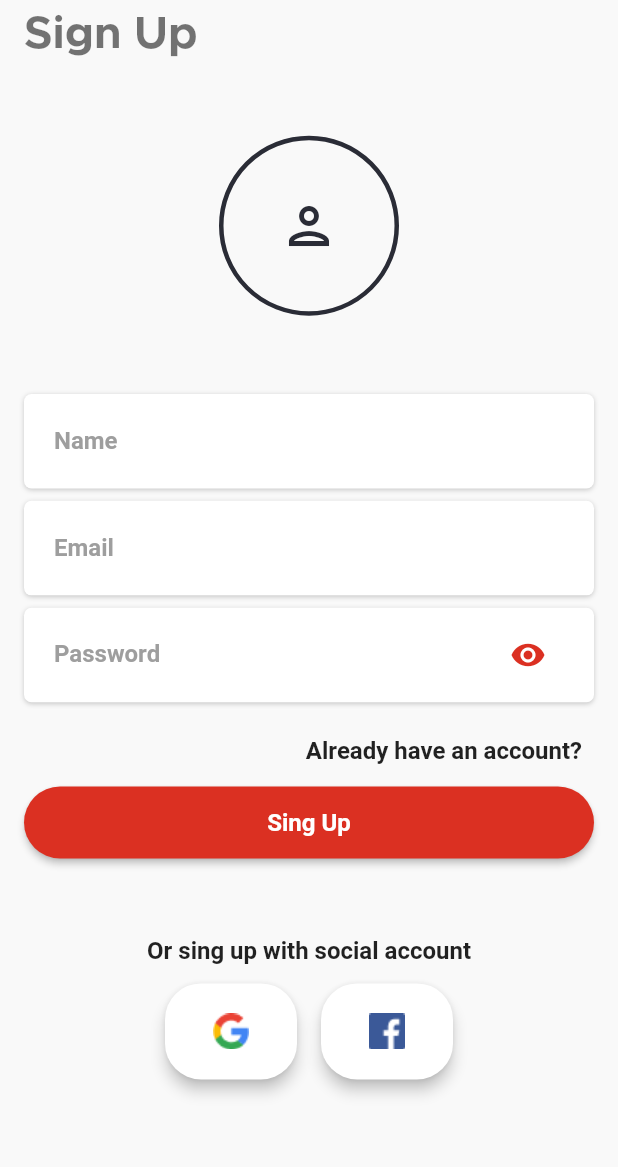
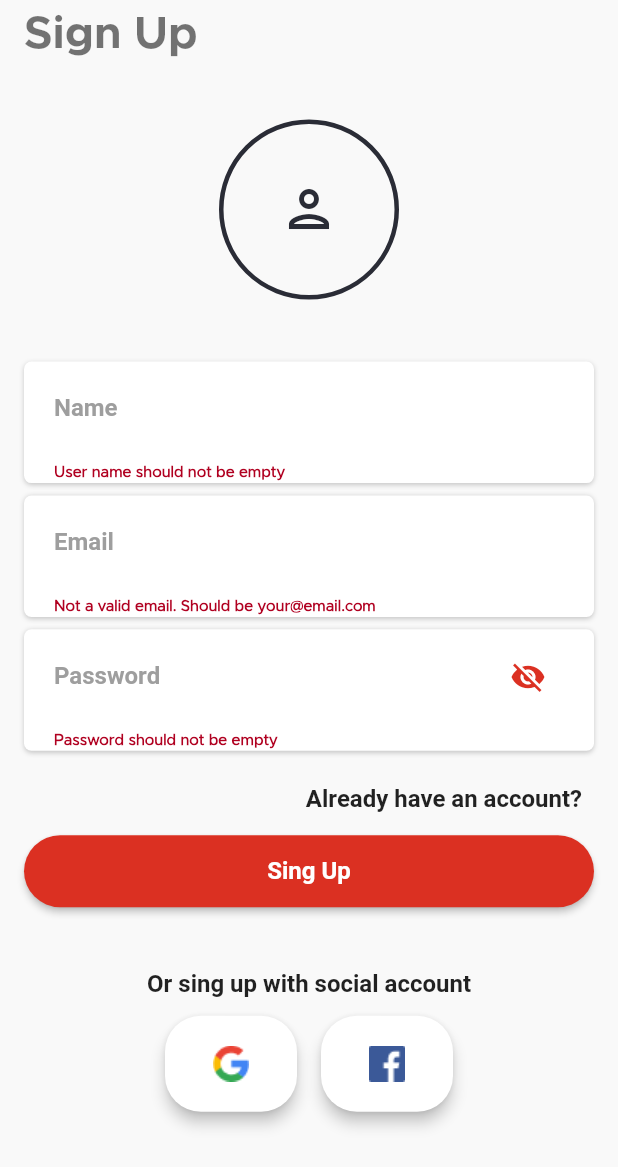
Before and after one commit to Muhammad-Sharif-Ullah/flutter_eshop, a Flutter app: the SignUpPage screen opened by its route, after a tap on "Sing Up", on a phone screen of 412 x 824 dp. Shown: the top 1167 px of the screen. Run offline on Flutter 3.47's test engine with Material 2 defaults, Android fonts, the light colour scheme and no system bars; our stand-ins replace carousel_slider, firebase_core; accounts and stored records are empty.

Commit message:
Change the Default route to Login Route. Updated validator.dart  for all  kind of  validation, Now all kind of validation is working. Has modified Input Filed error Font Size and Font Family. Also now enabled password Visibility feature.

```diff
--- a/lib/pages/login_page.dart
+++ b/lib/pages/login_page.dart
@@ -91,7 +91,7 @@ class _LoginPageState extends State<LoginPage> {
                         ),
 
                         const SizedBox(height: 32),
-                        buildLoginButton(context, width),
+                        buildLoginButton(context, width, _formKey),
                         // const SizedBox(height: 16),
                         Center(
                           child: TextButton(
@@ -138,12 +138,19 @@ class _LoginPageState extends State<LoginPage> {
     );
   }
 
-  Widget buildLoginButton(BuildContext context, double width) {
+  Widget buildLoginButton(
+      BuildContext context, double width, GlobalKey<FormState> formKey) {
     return BigSplashButton(
       width: width,
       height: 48,
       text: "Login",
-      onPressed: () async {},
+      onPressed: () async {
+        if (formKey.currentState!.validate()) {
+          print.call("validation complete");
+        } else {
+          print.call("Validation Not Complete");
+        }
+      },
     );
   }
 }
--- a/lib/pages/signup_page.dart
+++ b/lib/pages/signup_page.dart
@@ -23,7 +23,7 @@ class _SignUpPageState extends State<SignUpPage> {
 
   final TextEditingController _password = TextEditingController();
 
-  final _formKey = GlobalKey<FormState>();
+  final GlobalKey<FormState> _formKey = GlobalKey<FormState>();
 
   @override
   Widget build(BuildContext context) {
@@ -141,7 +141,7 @@ class _SignUpPageState extends State<SignUpPage> {
                         // Obx(() => controller.isRequesting.value
                         //     ? CircularProgressIndicator()
                         // : buildSignUpButton(context)),
-                        buildSignUpButton(context, width, textTheme),
+                        buildSignUpButton(context, width, textTheme, _formKey),
                         // const SizedBox(height: 30),
                       ],
                     ),
@@ -184,8 +184,8 @@ class _SignUpPageState extends State<SignUpPage> {
   Icon buildNoImageWidget(bool isDarkMode) => Icon(Icons.person_outlined,
       size: 40, color: isDarkMode ? AppColors.white : AppColors.blackDark);
 
-  MaterialButton buildSignUpButton(
-      BuildContext context, double width, TextTheme textTheme) {
+  MaterialButton buildSignUpButton(BuildContext context, double width,
+      TextTheme textTheme, GlobalKey<FormState> formKey) {
     return MaterialButton(
       height: 48,
       minWidth: width,
@@ -194,14 +194,11 @@ class _SignUpPageState extends State<SignUpPage> {
       child: Text('Sing Up',
           style: textTheme.subtitle1?.copyWith(color: Colors.white)),
       onPressed: () async {
-        // if (_formKey.currentState!.validate()) {
-        //   final result = await controller.signUp(
-        //       _email.text.trim(), _password.text.trim(), _name.text.trim());
-        //   if(result) {
-        //     Get.offAllNamed(Routes.HOME);
-        //     print("Successfully signup");
-        //   }
-        // }
+        if (_formKey.currentState!.validate()) {
+          print.call("Validation Completet");
+        } else {
+          print.call("Validation Completet");
+        }
       },
     );
   }
--- a/lib/utils/validator.dart
+++ b/lib/utils/validator.dart
@@ -1,32 +1,37 @@
 class Validator {
   static String? emailValidate(String? value) {
-    // if (!GetUtils.isEmail(value!)) {
-    //   return "Not a valid email. Should be your@email.com";
-    // } else {
-    //   return null;
-    // }
+    String pattern =
+        r"^[a-zA-Z0-9.!#$%&'*+/=?^_`{|}~-]+@[a-zA-Z0-9](?:[a-zA-Z0-9-]"
+        r"{0,253}[a-zA-Z0-9])?(?:\.[a-zA-Z0-9](?:[a-zA-Z0-9-]"
+        r"{0,253}[a-zA-Z0-9])?)*$";
+    final RegExp regex = RegExp(pattern);
+    if (!regex.hasMatch(value!)) {
+      return "Not a valid email. Should be your@email.com";
+    } else {
+      return null;
+    }
   }
 
   static String? passValidate(String? value) {
-    // if (GetUtils.isNullOrBlank(value)!) {
-    //   return "Password should not be empty";
-    // } else if (value!.length < 6) {
-    //   return "Password should be greater than 6 character";
-    // } else {
-    //   return null;
-    // }
+    if (value!.isEmpty) {
+      return "Password should not be empty";
+    } else if (value.length < 6) {
+      return "Password should be greater than 6 character";
+    } else {
+      return null;
+    }
   }
 
   static String? nameValidate(String? value) {
-    // if (GetUtils.isNullOrBlank(value)!) {
-    //   return "User name should not be empty";
-    // } else if (value!.length < 6) {
-    //   return "User name should not be less then 6 character";
-    // } else if (value.length > 30) {
-    //   return "User name should not be greater then 30 character";
-    // } else {
-    //   return null;
-    // }
+    if (value!.isEmpty) {
+      return "User name should not be empty";
+    } else if (value.length < 6) {
+      return "User name should not be less then 6 character";
+    } else if (value.length > 30) {
+      return "User name should not be greater then 30 character";
+    } else {
+      return null;
+    }
   }
 
   Validator._();
--- a/lib/widget/password_field.dart
+++ b/lib/widget/password_field.dart
@@ -1,8 +1,8 @@
-
 import 'package:flutter/material.dart';
 import 'package:flutter_eshop/theme/app_colors.dart';
+import 'package:flutter_eshop/theme/fonts_names.dart';
 
-class PasswordField extends StatelessWidget {
+class PasswordField extends StatefulWidget {
   const PasswordField(
       {Key? key,
       required this.label,
@@ -17,27 +17,36 @@ class PasswordField extends StatelessWidget {
   final String? Function(String?)? validator;
 
   @override
+  State<PasswordField> createState() => _PasswordFieldState();
+}
+
+class _PasswordFieldState extends State<PasswordField> {
+  bool isVisibilityOn = false;
+  @override
   Widget build(BuildContext context) {
-    return  TextFormField(
-      controller: passCNT,
-      validator: validator,
+    return TextFormField(
+      controller: widget.passCNT,
+      validator: widget.validator,
       // keyboardType: TextInputType.visiblePassword,
-      // obscureText: controller.visibility.value,
+      obscureText: isVisibilityOn,
       decoration: InputDecoration(
         border: InputBorder.none,
-        labelText: label,
+        labelText: widget.label,
         labelStyle: const TextStyle(color: Colors.grey),
-        hintText: hintText,
+        hintText: widget.hintText,
+        errorStyle: const TextStyle(
+          fontSize: 10,
+          fontFamily: FontsName.regular,
+        ),
         suffixIcon: IconButton(
-          icon: const Icon(Icons.visibility, color: AppColors.primary),
-          // icon: controller.visibility.value
-          //     ? Icon(Icons.visibility, color: AppColors.primary)
-          //     : Icon(Icons.visibility_off, color: AppColors.primary),
+          // icon: const Icon(Icons.visibility, color: AppColors.primary),
+          icon: isVisibilityOn
+              ? const Icon(Icons.visibility, color: AppColors.primary)
+              : const Icon(Icons.visibility_off, color: AppColors.primary),
           onPressed: () {
-            // print('calling');
-            // print(controller.visibility.value);
-            // controller.visibility.toggle();
-            // print(controller.visibility.value);
+            setState(() {
+              isVisibilityOn = !isVisibilityOn;
+            });
           },
         ),
       ),
--- a/lib/widget/text_input.dart
+++ b/lib/widget/text_input.dart
@@ -1,4 +1,5 @@
 import 'package:flutter/material.dart';
+import 'package:flutter_eshop/theme/fonts_names.dart';
 
 class TextInputField extends StatelessWidget {
   const TextInputField({
@@ -26,6 +27,10 @@ class TextInputField extends StatelessWidget {
         labelText: label,
         labelStyle: const TextStyle(color: Colors.grey),
         hintText: hintText,
+        errorStyle: const TextStyle(
+          fontSize: 10,
+          fontFamily: FontsName.regular,
+        ),
       ),
     );
   }
```
